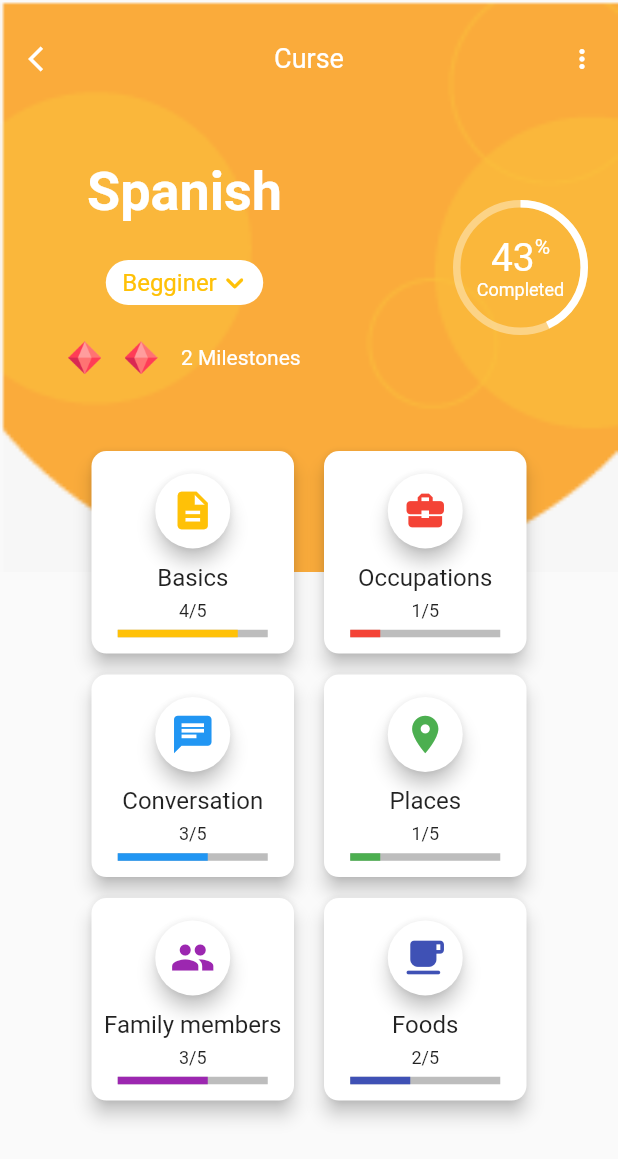
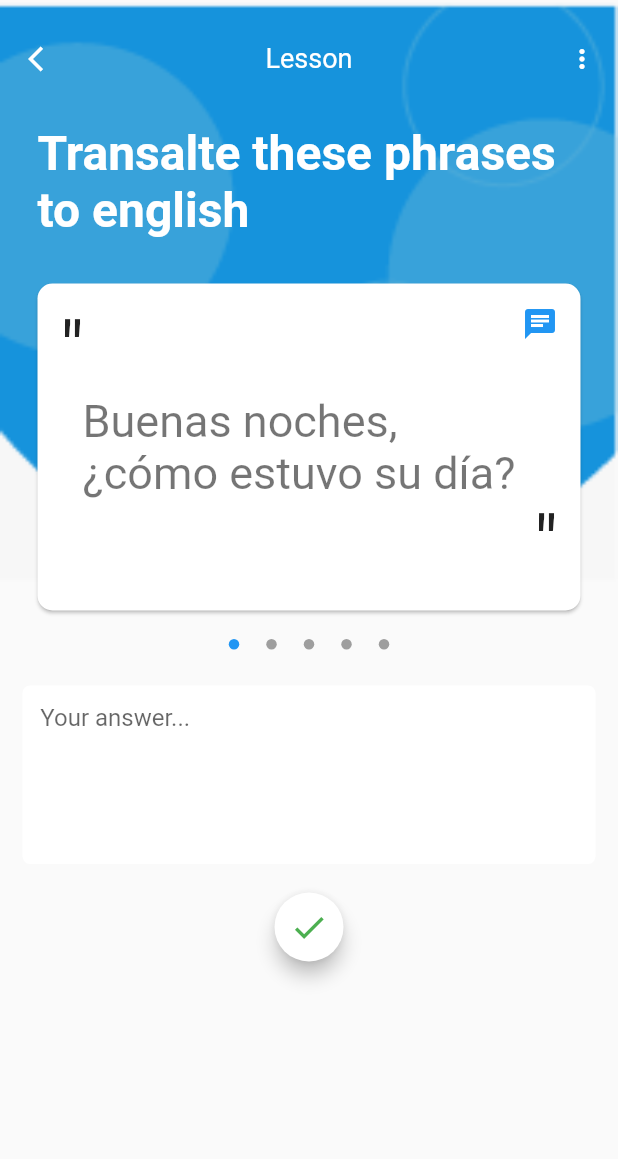
Before and after one commit to Pritom-Chaki/challenge_100_days, a Flutter app: the screen it shows after launch, on a phone screen of 412 x 824 dp. Shown: the top 1159 px of the screen. Run offline on Flutter 3.47's test engine with Material 2 defaults, Android fonts, the phone set to English and light mode, and no system bars; drawn by our look-alikes of percent_indicator; missing offline and left inert: flutter_sparkline.

Commit message:
3 pages done

```diff
--- a/lib/day_2/day_2.dart
+++ b/lib/day_2/day_2.dart
@@ -1,2 +1,3 @@
 export 'package:challenge_100_days/day_2/day_2_main.dart';
 export 'curse_page.dart';
+export 'lesson_page.dart';
--- /dev/null
+++ b/lib/day_2/lesson_page.dart
@@ -0,0 +1,157 @@
+import 'package:flutter/material.dart';
+
+class LessonPage extends StatefulWidget {
+  @override
+  _LessonPageState createState() => _LessonPageState();
+}
+
+class _LessonPageState extends State<LessonPage> {
+  Widget _buildTopBar() {
+    return Row(
+      mainAxisAlignment: MainAxisAlignment.spaceBetween,
+      children: [
+        IconButton(
+          onPressed: () {
+            Navigator.pop(context);
+          },
+          icon: Icon(Icons.arrow_back_ios_outlined,
+              color: Colors.white, size: 20),
+        ),
+        Text(
+          'Lesson',
+          style: TextStyle(color: Colors.white, fontSize: 18),
+        ),
+        IconButton(
+          onPressed: () {
+            Navigator.pop(context);
+          },
+          icon: Icon(Icons.more_vert, color: Colors.white, size: 20),
+        ),
+      ],
+    );
+  }
+
+  Widget _buildQuCard() {
+    return Card(
+      margin: EdgeInsets.symmetric(horizontal: 25.0, vertical: 10.0),
+      shape: RoundedRectangleBorder(borderRadius: BorderRadius.circular(10.0)),
+      child: Container(
+        padding: EdgeInsets.symmetric(horizontal: 15.0, vertical: 15.0),
+        child: Column(
+          children: [
+            Row(
+              mainAxisAlignment: MainAxisAlignment.spaceBetween,
+              crossAxisAlignment: CrossAxisAlignment.start,
+              children: [
+                Text(
+                  '"',
+                  style: TextStyle(fontSize: 50),
+                ),
+                Icon(
+                  Icons.chat,
+                  color: Colors.blue,
+                )
+              ],
+            ),
+            Container(
+              padding: EdgeInsets.symmetric(horizontal: 15.0),
+              child: Text(
+                'Buenas noches, ¿cómo estuvo su día?',
+                style: TextStyle(fontSize: 30, color: Colors.black54),
+              ),
+            ),
+            Align(
+              alignment: Alignment.bottomRight,
+              child: Text(
+                '"',
+                style: TextStyle(fontSize: 50),
+              ),
+            )
+          ],
+        ),
+      ),
+    );
+  }
+
+  Widget _buildIndicator() {
+    return Row(
+      mainAxisAlignment: MainAxisAlignment.center,
+      children: [
+        _buildDot(color: Colors.blue),
+        _buildDot(),
+        _buildDot(),
+        _buildDot(),
+        _buildDot(),
+      ],
+    );
+  }
+
+  Container _buildDot({Color color: Colors.grey}) {
+    return Container(
+      margin: EdgeInsets.all(9),
+      height: 7,
+      width: 7,
+      decoration: BoxDecoration(
+        shape: BoxShape.circle,
+        color: color,
+      ),
+    );
+  }
+
+  @override
+  Widget build(BuildContext context) {
+    return Scaffold(
+        body: SingleChildScrollView(
+      child: Container(
+        padding: EdgeInsets.only(top: 15.0),
+        height: MediaQuery.of(context).size.height,
+        width: MediaQuery.of(context).size.width,
+        decoration: BoxDecoration(
+            image: DecorationImage(
+                alignment: Alignment.topCenter,
+                image: AssetImage('assets/images/page_3_background.png'),
+                fit: BoxFit.fitWidth)),
+        child: Column(
+          children: [
+            _buildTopBar(),
+            Container(
+              margin: EdgeInsets.symmetric(horizontal: 25.0, vertical: 20.0),
+              child: Text(
+                'Transalte these phrases to english',
+                style: TextStyle(
+                    color: Colors.white,
+                    fontSize: 32,
+                    fontWeight: FontWeight.bold),
+              ),
+            ),
+            _buildQuCard(),
+            _buildIndicator(),
+            Container(
+              margin: EdgeInsets.symmetric(horizontal: 15.0, vertical: 15.0),
+              decoration: BoxDecoration(
+                  borderRadius: BorderRadius.circular(5.0),
+                  color: Colors.white),
+              child: TextField(
+                maxLines: 5,
+                decoration: InputDecoration(
+                    hintText: '   Your answer...', border: InputBorder.none),
+              ),
+            ),
+            Card(
+                elevation: 5.0,
+                shape: RoundedRectangleBorder(
+                    borderRadius: BorderRadius.circular(30)),
+                child: Padding(
+                  padding: const EdgeInsets.all(10.0),
+                  child: Icon(
+                    Icons.check,
+                    color: Colors.green,
+                    size: 26,
+                  ),
+                ))
+          ],
+        ),
+      ),
+    ));
+  }
+}
--- a/lib/main.dart
+++ b/lib/main.dart
@@ -16,7 +16,7 @@ class MyApp extends StatelessWidget {
       theme: ThemeData(
         primarySwatch: Colors.blue,
       ),
-      home: CursePage(),
+      home: LessonPage(),
     );
   }
 }
```
Also changed, not shown: assets/images/page_3_background.png.
